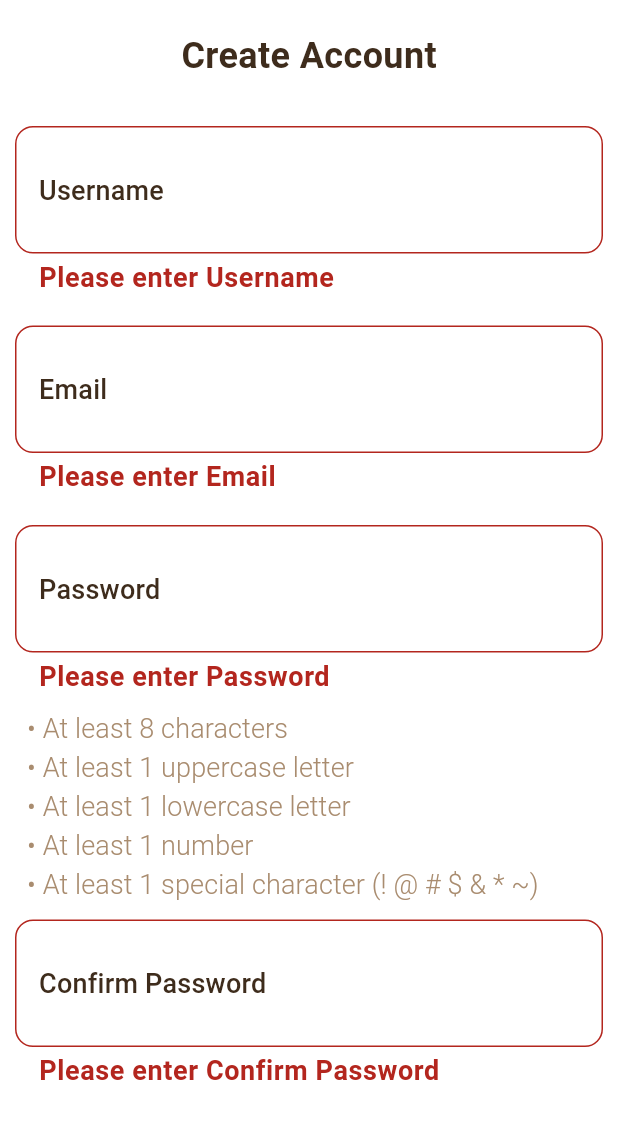
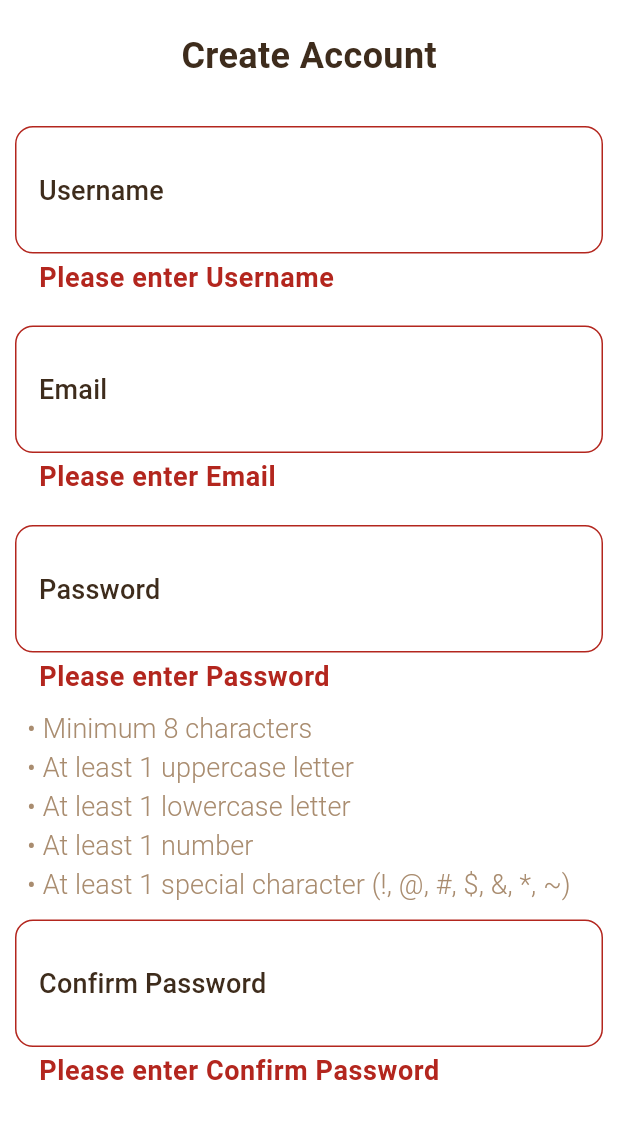
Before and after one commit to NermenHamda77/TickDone, a Flutter app: the screen it shows after launch, after a tap on "Sign Up", on a phone screen of 412 x 824 dp, the part 84-1223 px from its top. Run offline on Flutter 3.47's test engine with Material 3 defaults, Android fonts, the phone set to English and light mode, and no system bars; our stand-ins replace cloud_firestore, easy_date_timeline, firebase_auth, firebase_core, google_fonts, shared_preferences; accounts and stored records are empty; generated files the repository leaves out were written again; Roboto replaces fonts that are missing (Italiana).

Commit message:
Add shared preferences for language and mode and edit in  signup screen.

```diff
--- a/lib/authentication/build_password_rule.dart
+++ b/lib/authentication/build_password_rule.dart
@@ -1,4 +1,5 @@
 import 'package:flutter/material.dart';
+import 'package:flutter_gen/gen_l10n/app_localizations.dart';
 
 class PasswordRulesWidget extends StatefulWidget {
   final String password;
@@ -18,14 +19,14 @@ class _PasswordRulesWidgetState extends State<PasswordRulesWidget> {
       crossAxisAlignment: CrossAxisAlignment.start,
       children: [
         buildPasswordRule(
-            "At least 8 characters", getColor(hasMinLength(widget.password))),
-        buildPasswordRule("At least 1 uppercase letter",
+            AppLocalizations.of(context)!.password_rule_min_length, getColor(hasMinLength(widget.password))),
+        buildPasswordRule(AppLocalizations.of(context)!.password_rule_uppercase,
             getColor(hasUpperCase(widget.password))),
-        buildPasswordRule("At least 1 lowercase letter",
+        buildPasswordRule(AppLocalizations.of(context)!.password_rule_lowercase,
             getColor(hasLowerCase(widget.password))),
         buildPasswordRule(
-            "At least 1 number", getColor(hasDigit(widget.password))),
-        buildPasswordRule("At least 1 special character (! @ # \$ & * ~)",
+            AppLocalizations.of(context)!.password_rule_number, getColor(hasDigit(widget.password))),
+        buildPasswordRule(AppLocalizations.of(context)!.password_rule_special,
             getColor(hasSpecialChar(widget.password))),
       ],
     );
--- a/lib/home/home_screen.dart
+++ b/lib/home/home_screen.dart
@@ -1,8 +1,6 @@
 import 'package:flutter/material.dart';
-import 'package:provider/provider.dart';
 import 'package:tick_done_app/new_task/add_new_task_screen.dart';
 import 'package:tick_done_app/profile/profile_tab.dart';
-import 'package:tick_done_app/providers/auth_user_provider.dart';
 import 'package:tick_done_app/tasks/tasks_tab.dart';
 import 'package:flutter_gen/gen_l10n/app_localizations.dart';
 
@@ -21,6 +19,7 @@ class _HomeScreenState extends State<HomeScreen> {
   Widget build(BuildContext context) {
     return Scaffold(
       appBar: AppBar(
+        automaticallyImplyLeading: false,
         title: Text("TickDone" ,
         style: Theme.of(context).textTheme.bodyLarge,),
       ),
--- a/lib/main.dart
+++ b/lib/main.dart
@@ -3,6 +3,7 @@ import 'dart:io';
 import 'package:firebase_core/firebase_core.dart';
 import 'package:flutter/material.dart';
 import 'package:provider/provider.dart';
+import 'package:shared_preferences/shared_preferences.dart';
 import 'package:tick_done_app/authentication/signUpScreen.dart';
 import 'package:tick_done_app/edit_task/edit_task_screen.dart';
 import 'package:tick_done_app/home/home_screen.dart';
@@ -45,6 +46,7 @@ class MyApp extends StatelessWidget {
   @override
   Widget build(BuildContext context) {
     var provider = Provider.of<AppConfigProvider>(context);
+    loadSharedPrefsData(provider);
     return MaterialApp(
       theme: MyTheme.lightTheme,
       routes: {
@@ -63,4 +65,23 @@ class MyApp extends StatelessWidget {
       supportedLocales: AppLocalizations.supportedLocales,
     );
   }
+
+  void loadSharedPrefsData(AppConfigProvider provider) async{
+
+    SharedPreferences sharedPreferences = await SharedPreferences.getInstance();
+    var mode = sharedPreferences.get("isDarkMode");
+    if(mode == true){
+      provider.changeAppMode(ThemeMode.dark);
+    }else if(mode == false){
+      provider.changeAppMode(ThemeMode.light);
+    }
+
+    var language = sharedPreferences.get("isEnglishLanguage");
+    if(language == true){
+      provider.changeAppLanguage("en");
+    }else if(language == false){
+      provider.changeAppLanguage("ar");
+    }
+  }
+
 }
--- a/lib/theming/app_colors.dart
+++ b/lib/theming/app_colors.dart
@@ -7,7 +7,8 @@ class AppColors{
   static const Color whiteColor = Color(0xffffffff);
   static const Color blackColor = Color(0xff000000);
   static const Color lightBeigeColor = Color(0xffebe5df);
-  static const Color primaryDarkColor = Color(0xff6a8ad9);
+  //static const Color primaryDarkColor = Color(0xff6a8ad9);0x35f1b8b8
+  static const Color primaryDarkColor = Color(0x44e5b1b1);
   static const Color darkBeigeColor = Color(0xff8e7e6b);
   static const Color brownColor = Color(0xff6D5944);
   static const Color greyColor = Color(0x64EAC89B);
@@ -19,5 +20,5 @@ class AppColors{
   static const Color secondaryTextColor = Color(0xff7A6E63);
   static const Color textButtonColor = Color(0xff8C6E54);
 
-  static const Color lightBlackColor = Color(0xff262520);
+  static const Color lightBlackColor = Color(0xA0000000);
 }
--- a/pubspec.yaml
+++ b/pubspec.yaml
@@ -44,6 +44,7 @@ dependencies:
   firebase_core: ^2.24.2
   cloud_firestore: ^4.14.0
   firebase_auth: ^4.16.0
+  shared_preferences: ^2.2.3
 
 
 
```
Also changed, not shown: lib/l10n/app_ar.arb (+7 -2 lines), lib/l10n/app_en.arb (+6 -1 lines), lib/providers/app_config_provider.dart (+9 -2 lines), pubspec.lock, 1 other file.
